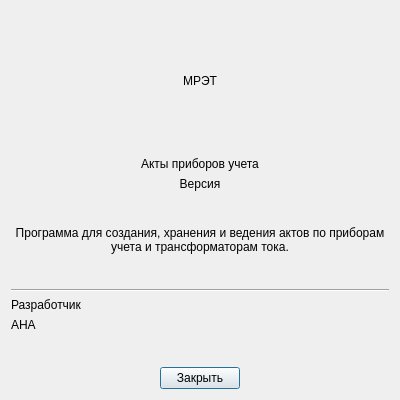
Above: ui/aboutdialog.ui from nikola240698/MeteringActs before the change. Below: the same form after it.
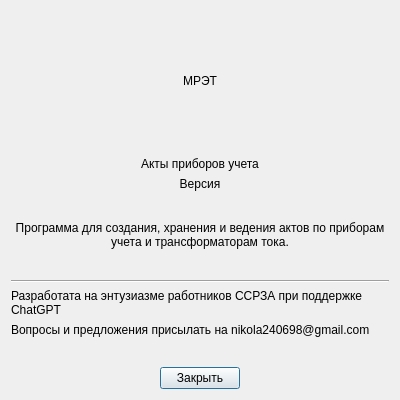
That is the form after the change.

```diff
--- a/ui/aboutdialog.ui
+++ b/ui/aboutdialog.ui
@@ -153,14 +153,20 @@
    <item>
     <widget class="QLabel" name="developerTitleLabel">
      <property name="text">
-      <string>Разработчик</string>
+      <string>Разработата на энтузиазме работников ССРЗА при поддержке ChatGPT</string>
+     </property>
+     <property name="wordWrap">
+      <bool>true</bool>
      </property>
     </widget>
    </item>
    <item>
     <widget class="QLabel" name="developerNameLabel">
      <property name="text">
-      <string>АНА</string>
+      <string>Вопросы и предложения присылать на nikola240698@gmail.com</string>
+     </property>
+     <property name="wordWrap">
+      <bool>true</bool>
      </property>
     </widget>
    </item>
```
